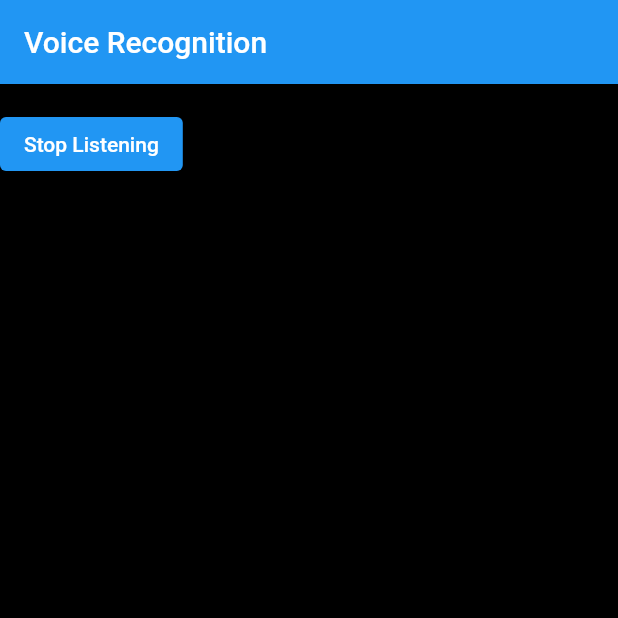
After one commit to chococandy63/she-secure, a Flutter app: the VoiceRecognitionScreen screen opened directly, after a tap on "Start Listening", on a phone screen of 412 x 824 dp, the top half of it. The commit adds this screen. Run offline on Flutter 3.47's test engine with Material 2 defaults, Android fonts, the phone set to English and light mode, and no system bars; our stand-ins replace camera, email_validator, firebase_auth, firebase_core, geocoding, geolocator and 4 more; missing offline and left inert: flutter_sms, wc_form_validators; accounts and stored records are empty.

Commit message:
update files

```diff
--- a/lib/main.dart
+++ b/lib/main.dart
@@ -1,6 +1,7 @@
 
 import 'package:flutter/material.dart';
 import 'package:firebase_core/firebase_core.dart';
+import 'package:women_safety/pages/alert.dart';
 import 'pages/loginpage.dart';
 import 'pages/homepage.dart';
 
@@ -18,6 +19,6 @@ class MyApp extends StatelessWidget {
       title: 'SheSecure',
       theme: new ThemeData(scaffoldBackgroundColor: Color.fromARGB(255, 0, 0, 0)),
 
-      home: const LoginPage());
+      home: LoginPage());
   }
 }
--- /dev/null
+++ b/lib/pages/alert.dart
@@ -0,0 +1,75 @@
+import 'package:flutter/material.dart';
+import 'package:flutter_sms/flutter_sms.dart';
+
+
+import 'package:speech_to_text/speech_to_text.dart' as stt;
+
+class VoiceRecognitionScreen extends StatefulWidget {
+  @override
+  _VoiceRecognitionScreenState createState() => _VoiceRecognitionScreenState();
+}
+
+class _VoiceRecognitionScreenState extends State<VoiceRecognitionScreen> {
+  late stt.SpeechToText _speech;
+  bool _isListening = false;
+  String _text = "";
+
+  @override
+  void initState() {
+    super.initState();
+    _speech = stt.SpeechToText();
+  }
+
+  void _startListening() async {
+    if (!_isListening) {
+      bool available = await _speech.initialize(
+        onStatus: (val) => print('onStatus: $val'),
+        onError: (val) => print('onError: $val'),
+      );
+
+      if (available) {
+        setState(() => _isListening = true);
+
+        _speech.listen(
+          onResult: (val) => setState(() {
+            _text = val.recognizedWords;
+            if (_text.toLowerCase().contains('help')) {
+              String message = 'Help! Emergency situation detected.';
+List<String> recipents = ["+918273208429","+918126639850"];
+              _sendSMS(message, recipents);
+            }
+          }),
+        );
+      }
+    }
+  }
+
+ void _sendSMS(String message, List<String> recipients) async {
+  try {
+    String _result = await sendSMS(message: message, recipients: recipients);
+    print(_result);
+  } catch (error) {
+    print('Error sending SMS: $error');
+  }
+}
+
+
+  @override
+  Widget build(BuildContext context) {
+    return Scaffold(
+      appBar: AppBar(
+        title: Text('Voice Recognition'),
+      ),
+      body: Column(
+        children: [
+          Text(_text),
+          ElevatedButton(
+            onPressed:
+             _startListening,
+            child: Text(_isListening ? 'Stop Listening' : 'Start Listening'),
+          ),
+        ],
+      ),
+    );
+  }
+}
```
Also changed, not shown: lib/pages/camera.dart (added, +117 -0 lines), lib/pages/homepage.dart (+167 -1 lines), lib/pages/voice-rec.dart (added, +40 -0 lines), lib/pages/whatsapp-alert.dart (added, +41 -0 lines), pubspec.yaml (+13 -1 lines), pubspec.lock, 6 other files.
